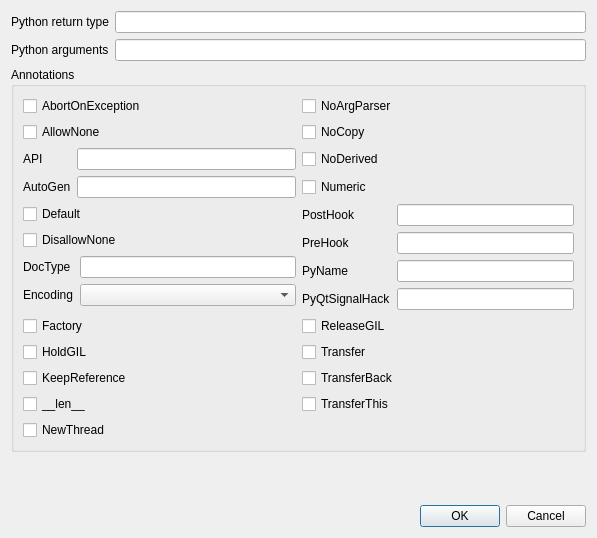
Old version of the form metasip/api_editor/Designer/CallablePropertiesBase.ui in the repository Python-SIP/metasip.
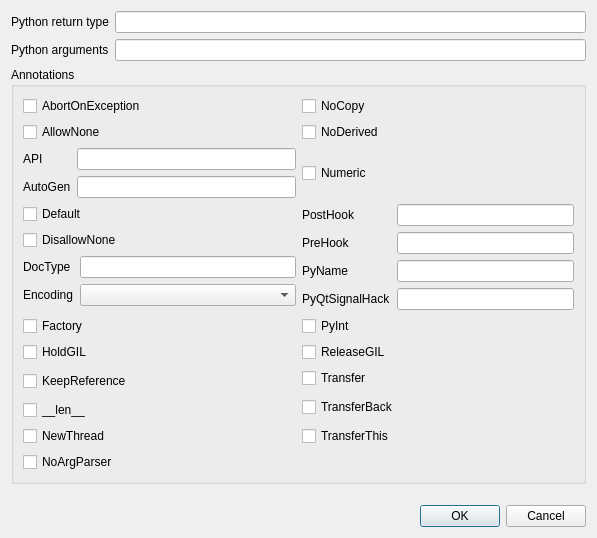
New version of the form.

Commit message: Added support for the PyInt function annotation.

Patch:
```diff
--- a/metasip/api_editor/Designer/CallablePropertiesBase.ui
+++ b/metasip/api_editor/Designer/CallablePropertiesBase.ui
@@ -52,9 +52,9 @@
        </widget>
       </item>
       <item row="0" column="1">
-       <widget class="QCheckBox" name="noArgParserCb">
+       <widget class="QCheckBox" name="noCopyCb">
         <property name="text">
-         <string>NoArgParser</string>
+         <string>NoCopy</string>
         </property>
        </widget>
       </item>
@@ -66,13 +66,13 @@
        </widget>
       </item>
       <item row="1" column="1">
-       <widget class="QCheckBox" name="noCopyCb">
+       <widget class="QCheckBox" name="noDerivedCb">
         <property name="text">
-         <string>NoCopy</string>
+         <string>NoDerived</string>
         </property>
        </widget>
       </item>
-      <item row="2" column="0" rowspan="2">
+      <item row="2" column="0">
        <layout class="QFormLayout" name="formLayout_2">
         <item row="0" column="0">
          <widget class="QLabel" name="label_3">
@@ -97,27 +97,20 @@
        </layout>
       </item>
       <item row="2" column="1">
-       <widget class="QCheckBox" name="noDerivedCb">
-        <property name="text">
-         <string>NoDerived</string>
-        </property>
-       </widget>
-      </item>
-      <item row="3" column="1">
        <widget class="QCheckBox" name="numericCb">
         <property name="text">
          <string>Numeric</string>
         </property>
        </widget>
       </item>
-      <item row="4" column="0">
+      <item row="3" column="0">
        <widget class="QCheckBox" name="defaultCb">
         <property name="text">
          <string>Default</string>
         </property>
        </widget>
       </item>
-      <item row="4" column="1" rowspan="3">
+      <item row="3" column="1" rowspan="3">
        <layout class="QFormLayout" name="formLayout_4">
         <item row="0" column="0">
          <widget class="QLabel" name="label_7">
@@ -161,14 +154,14 @@
         </item>
        </layout>
       </item>
-      <item row="5" column="0">
+      <item row="4" column="0">
        <widget class="QCheckBox" name="disallowNoneCb">
         <property name="text">
          <string>DisallowNone</string>
         </property>
        </widget>
       </item>
-      <item row="6" column="0">
+      <item row="5" column="0">
        <layout class="QFormLayout" name="formLayout_3">
         <item row="0" column="0">
          <widget class="QLabel" name="label_5">
@@ -192,13 +185,27 @@
         </item>
        </layout>
       </item>
-      <item row="7" column="0">
+      <item row="6" column="0">
        <widget class="QCheckBox" name="factoryCb">
         <property name="text">
          <string>Factory</string>
         </property>
        </widget>
       </item>
+      <item row="6" column="1">
+       <widget class="QCheckBox" name="pyIntCb">
+        <property name="text">
+         <string>PyInt</string>
+        </property>
+       </widget>
+      </item>
+      <item row="7" column="0">
+       <widget class="QCheckBox" name="holdGILCb">
+        <property name="text">
+         <string>HoldGIL</string>
+        </property>
+       </widget>
+      </item>
       <item row="7" column="1">
        <widget class="QCheckBox" name="releaseGILCb">
         <property name="text">
@@ -206,10 +213,10 @@
         </property>
        </widget>
       </item>
-      <item row="8" column="0">
-       <widget class="QCheckBox" name="holdGILCb">
+      <item row="8" column="0" rowspan="2">
+       <widget class="QCheckBox" name="keepRefCb">
         <property name="text">
-         <string>HoldGIL</string>
+         <string>KeepReference</string>
         </property>
        </widget>
       </item>
@@ -220,14 +227,7 @@
         </property>
        </widget>
       </item>
-      <item row="9" column="0">
-       <widget class="QCheckBox" name="keepRefCb">
-        <property name="text">
-         <string>KeepReference</string>
-        </property>
-       </widget>
-      </item>
-      <item row="9" column="1">
+      <item row="9" column="1" rowspan="2">
        <widget class="QCheckBox" name="transferBackCb">
         <property name="text">
          <string>TransferBack</string>
@@ -241,13 +241,6 @@
         </property>
        </widget>
       </item>
-      <item row="10" column="1">
-       <widget class="QCheckBox" name="transferThisCb">
-        <property name="text">
-         <string>TransferThis</string>
-        </property>
-       </widget>
-      </item>
       <item row="11" column="0">
        <widget class="QCheckBox" name="newThreadCb">
         <property name="text">
@@ -255,6 +248,20 @@
         </property>
        </widget>
       </item>
+      <item row="11" column="1">
+       <widget class="QCheckBox" name="transferThisCb">
+        <property name="text">
+         <string>TransferThis</string>
+        </property>
+       </widget>
+      </item>
+      <item row="12" column="0">
+       <widget class="QCheckBox" name="noArgParserCb">
+        <property name="text">
+         <string>NoArgParser</string>
+        </property>
+       </widget>
+      </item>
      </layout>
     </widget>
    </item>
```
Left out of the diff: 2 changed lines with no effect on the pictures. The commit also changes 1 other file.
